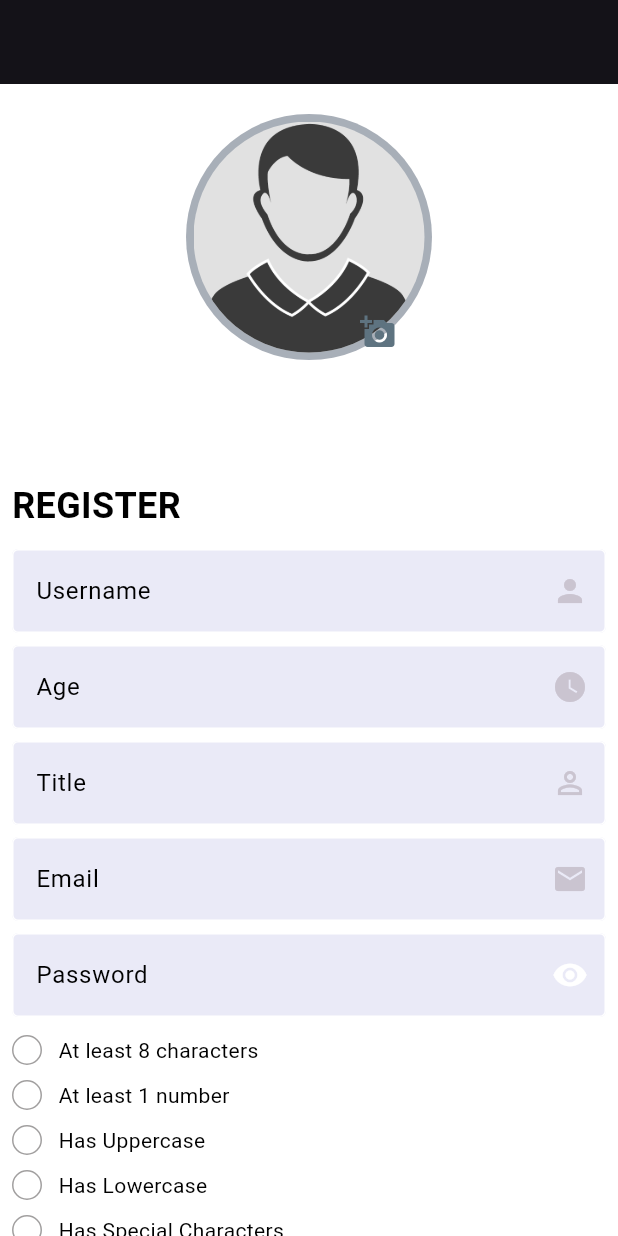
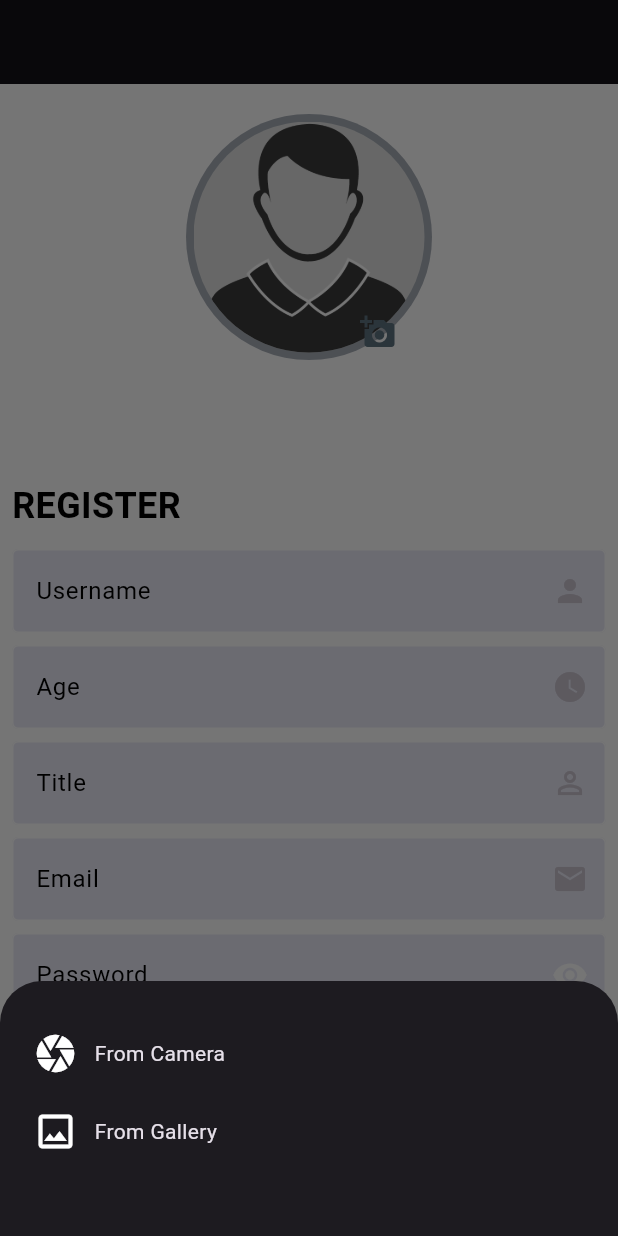
Before and after one commit to sherifshouaib/store_app, a Flutter app: the RegisterView screen opened by its route, after a tap on the "add a photo" icon, on a phone screen of 412 x 824 dp. Run offline on Flutter 3.47's test engine with Material 3 defaults, Android fonts, the phone set to English and light mode, and no system bars; drawn by our look-alikes of modal_progress_hud_nsn; our stand-ins replace bloc, cached_network_image, cloud_firestore, dartz, dio, equatable and 8 more; accounts and stored records are empty; network calls fail.

Commit message:
task solution

```diff
--- a/lib/features/auth/presentation/views/widgets/profile_picture_design.dart
+++ b/lib/features/auth/presentation/views/widgets/profile_picture_design.dart
@@ -15,9 +15,8 @@ class ProfilePictureDesign extends StatefulWidget {
 class _ProfilePictureDesignState extends State<ProfilePictureDesign> {
   File? imgPath;
 
-  uploadImage2Screen() async {
-    final pickedImg =
-        await ImagePicker().pickImage(source: ImageSource.gallery);
+  uploadImage2Screen(ImageSource sourcee) async {
+    final pickedImg = await ImagePicker().pickImage(source: sourcee);
     try {
       if (pickedImg != null) {
         setState(() {
@@ -29,6 +28,66 @@ class _ProfilePictureDesignState extends State<ProfilePictureDesign> {
     } catch (e) {
       print("Error => $e");
     }
+
+   // Navigator.pop(context);
+  }
+
+  showModel() {
+    showModalBottomSheet(
+      context: context,
+      builder: (BuildContext context) {
+        return Container(
+          padding: const EdgeInsets.all(22),
+          height: 170,
+          width: double.infinity,
+          child: Column(
+            mainAxisAlignment: MainAxisAlignment.center,
+            children: [
+              GestureDetector(
+                onTap: () async {
+                  await uploadImage2Screen(ImageSource.camera);
+                },
+                child: const Row(
+                  children: [
+                    Icon(
+                      Icons.camera,
+                      size: 30,
+                    ),
+                    SizedBox(
+                      width: 11,
+                    ),
+                    Text('From Camera'),
+                  ],
+                ),
+              ),
+              const SizedBox(
+                height: 22,
+              ),
+              GestureDetector(
+                onTap: () async {
+                  await uploadImage2Screen(ImageSource.gallery);
+                },
+                child: const Row(
+                  children: [
+                    Icon(
+                      Icons.photo_outlined,
+                      size: 30,
+                    ),
+                    SizedBox(
+                      width: 11,
+                    ),
+                    Text('From Gallery'),
+                  ],
+                ),
+              ),
+              const SizedBox(
+                height: 22,
+              ),
+            ],
+          ),
+        );
+      },
+    );
   }
 
   @override
@@ -49,7 +108,8 @@ class _ProfilePictureDesignState extends State<ProfilePictureDesign> {
             bottom: -10,
             child: IconButton(
               onPressed: () {
-                uploadImage2Screen();
+                //   uploadImage2Screen();
+                showModel();
               },
               icon: const Icon(Icons.add_a_photo),
               color: const Color.fromARGB(255, 94, 115, 128),
```
